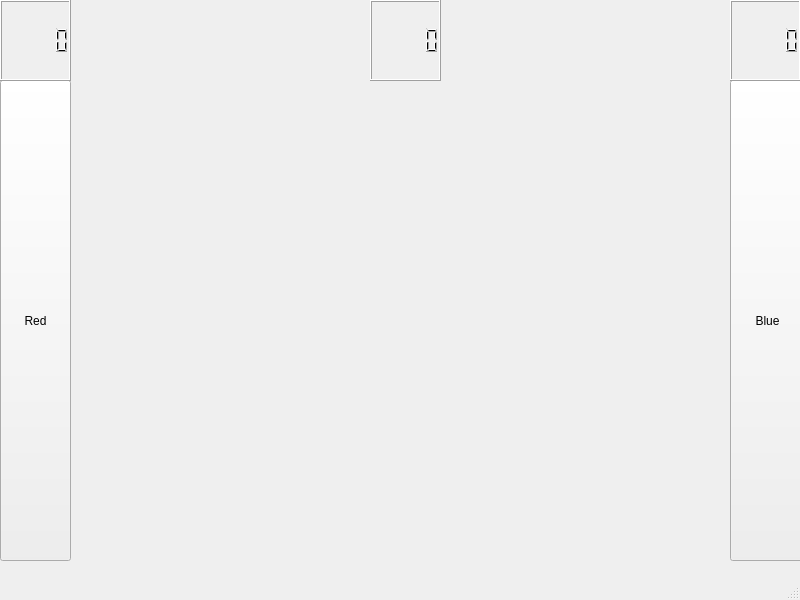
Old version of the form Mochi-Pounders/mainwindow.ui in the repository amfaller/Mochi-Pounders.
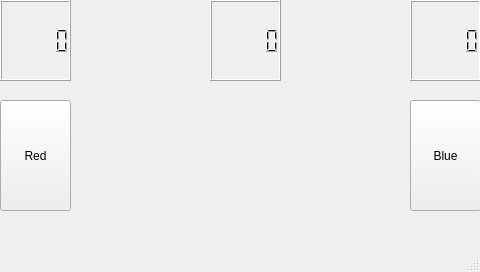
New version of the form.

Commit message: Resized mainwindow for BBB screen

```diff
--- a/Mochi-Pounders/mainwindow.ui
+++ b/Mochi-Pounders/mainwindow.ui
@@ -6,8 +6,8 @@
    <rect>
     <x>0</x>
     <y>0</y>
-    <width>800</width>
-    <height>600</height>
+    <width>480</width>
+    <height>272</height>
    </rect>
   </property>
   <property name="windowTitle">
@@ -18,9 +18,9 @@
     <property name="geometry">
      <rect>
       <x>0</x>
-      <y>80</y>
+      <y>100</y>
       <width>71</width>
-      <height>481</height>
+      <height>111</height>
      </rect>
     </property>
     <property name="text">
@@ -30,10 +30,10 @@
    <widget class="QPushButton" name="HammerButton_Blue">
     <property name="geometry">
      <rect>
-      <x>730</x>
-      <y>80</y>
-      <width>75</width>
-      <height>481</height>
+      <x>410</x>
+      <y>100</y>
+      <width>71</width>
+      <height>111</height>
      </rect>
     </property>
     <property name="text">
@@ -53,7 +53,7 @@
    <widget class="QLCDNumber" name="ScoreCounter_Blue">
     <property name="geometry">
      <rect>
-      <x>730</x>
+      <x>410</x>
       <y>0</y>
       <width>71</width>
       <height>81</height>
@@ -63,7 +63,7 @@
    <widget class="QLCDNumber" name="TimeCounter">
     <property name="geometry">
      <rect>
-      <x>370</x>
+      <x>210</x>
       <y>0</y>
       <width>71</width>
       <height>81</height>
```
Left out of the diff: 2 changed lines with no effect on the pictures. The commit also changes 4 other files.
